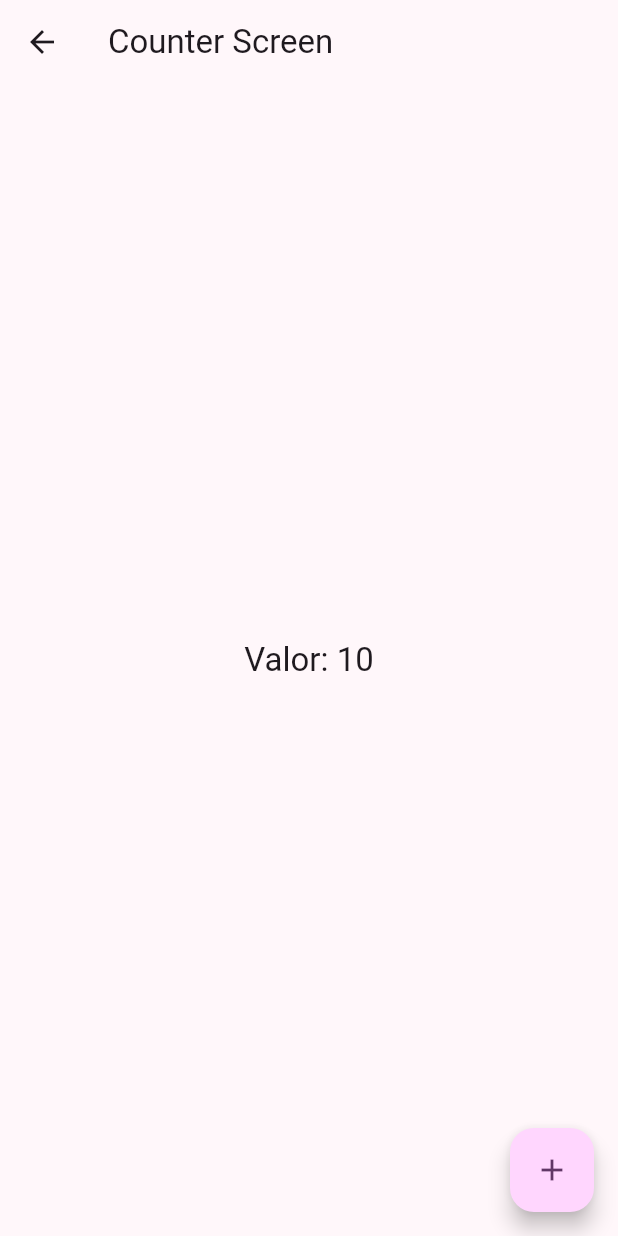
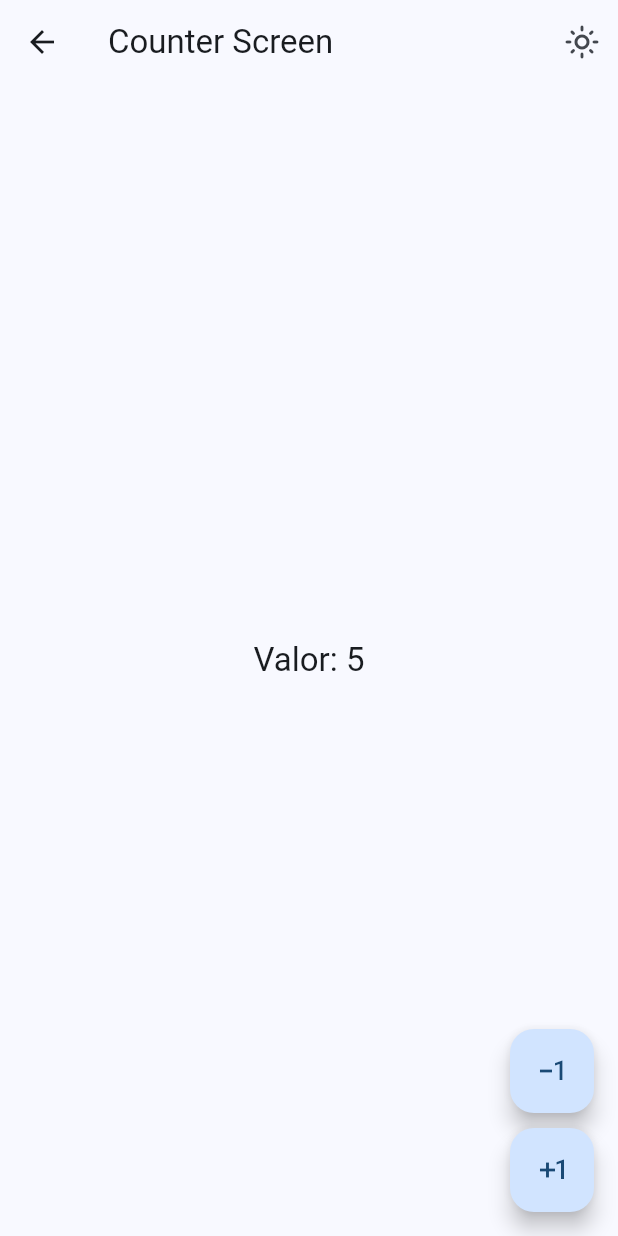
Before and after one commit to AgnosticSix/widgets_app, a Flutter app: the screen it shows after launch, after a tap on "Contador Riverpod", on a phone screen of 412 x 824 dp. Run offline on Flutter 3.47's test engine with Material 2 defaults, Android fonts, the phone set to English and light mode, and no system bars; our stand-ins replace animate_do, flutter_riverpod, go_router; network calls fail.

Commit message:
counter screen added and theme provider started

```diff
--- a/lib/config/menu/menu_items.dart
+++ b/lib/config/menu/menu_items.dart
@@ -23,4 +23,5 @@ const appMenuItems = <MenuItems>[
   MenuItems(title: 'Controles UI',subTitle: 'Una serie de controles de Flutter',url: '/ui-controls',icon: Icons.car_rental_outlined,),
   MenuItems(title: 'Introducción a la aplicación',subTitle: 'Tutorial Introductorio',url: '/tutorial',icon: Icons.accessibility_rounded,),
   MenuItems(title: 'InfiniteScroll y Pull',subTitle: 'Listas infinitas y pull to refresh',url: '/infinite',icon: Icons.list_alt_rounded,),
+  MenuItems(title: 'Cambiar tema',subTitle: 'Cambiar de tema de la aplicación',url: '/theme-changer',icon: Icons.color_lens_outlined,),
 ];
--- a/lib/config/router/app_router.dart
+++ b/lib/config/router/app_router.dart
@@ -16,5 +16,6 @@ final appRouter = GoRouter(
     GoRoute(name: UiControlsScreen.name, path: '/ui-controls', builder: (context, state) => const UiControlsScreen(),),
     GoRoute(name: AppTutorialScreen.name, path: '/tutorial', builder: (context, state) => const AppTutorialScreen(),),
     GoRoute(name: InfiniteScrollScreen.name, path: '/infinite', builder: (context, state) => const InfiniteScrollScreen(),),
+    GoRoute(name: ThemeChangerScreen.name, path: '/theme-changer', builder: (context, state) => const ThemeChangerScreen(),),
   ],
 );
--- a/lib/config/theme/app_theme.dart
+++ b/lib/config/theme/app_theme.dart
@@ -14,15 +14,18 @@ const colorList = <Color>[
 
 class AppTheme {
   final int selectedColor;
+  final bool isDarkMode;
 
   AppTheme({
-    this.selectedColor = 0
+    this.selectedColor = 0,
+    this.isDarkMode = false
   }): assert(selectedColor >= 0, 'Selected color must be greater than 0'),
       assert(selectedColor < colorList.length,
         'Selected color must be less or equal than ${colorList.length - 1}');
 
   ThemeData getTheme() => ThemeData(
     useMaterial3: true,
+    brightness: isDarkMode ? Brightness.dark : Brightness.light,
     colorSchemeSeed: colorList[selectedColor],
     appBarTheme: AppBarTheme(
       centerTitle: false,
--- a/lib/main.dart
+++ b/lib/main.dart
@@ -1,20 +1,28 @@
 import 'package:flutter/material.dart';
+import 'package:flutter_riverpod/flutter_riverpod.dart';
 import 'package:widgets_app/config/router/app_router.dart';
 import 'package:widgets_app/config/theme/app_theme.dart';
+import 'package:widgets_app/presentation/providers/theme_provider.dart';
 
 void main() {
-  runApp(const MainApp());
+  runApp(
+    const ProviderScope(
+      child: MainApp()
+    )
+  );
 }
 
-class MainApp extends StatelessWidget {
+class MainApp extends ConsumerWidget {
   const MainApp({super.key});
 
   @override
-  Widget build(BuildContext context) {
+  Widget build(BuildContext context, ref) {
+    final isDarkMode = ref.watch(isDarkModeProvider);
+    final color = ref.watch(selectedColorProvider);
     return  MaterialApp.router(
       title: 'Flutter Widgets',
       debugShowCheckedModeBanner: false,
-      theme: AppTheme(selectedColor: 4).getTheme(),
+      theme: AppTheme(selectedColor: color, isDarkMode: isDarkMode).getTheme(),
       routerConfig: appRouter,
     );
   }
--- /dev/null
+++ b/lib/presentation/providers/counter_provider.dart
@@ -0,0 +1,3 @@
+import 'package:flutter_riverpod/flutter_riverpod.dart';
+
+final counterProvider = StateProvider((ref) => 5);
--- /dev/null
+++ b/lib/presentation/providers/theme_provider.dart
@@ -0,0 +1,8 @@
+import 'package:flutter_riverpod/flutter_riverpod.dart';
+import 'package:widgets_app/config/theme/app_theme.dart';
+
+final colorListProvider = Provider((ref) => colorList);
+
+final isDarkModeProvider = StateProvider((ref) => false);
+
+final selectedColorProvider = StateProvider((ref) => 0);
--- a/lib/presentation/screens/counter/counter_screen.dart
+++ b/lib/presentation/screens/counter/counter_screen.dart
@@ -1,21 +1,56 @@
 import 'package:flutter/material.dart';
+import 'package:flutter_riverpod/flutter_riverpod.dart';
+import 'package:widgets_app/presentation/providers/counter_provider.dart';
+import 'package:widgets_app/presentation/providers/theme_provider.dart';
 
-class CounterScreen extends StatelessWidget {
+class CounterScreen extends ConsumerWidget {
   static const name = 'counter_screen';
   const CounterScreen({Key? key}) : super(key: key);
 
   @override
-  Widget build(BuildContext context) {
+  Widget build(BuildContext context, WidgetRef ref) {
+    final int clickCounter = ref.watch(counterProvider);
+    final isDarkMode = ref.watch(isDarkModeProvider);
+
     return Scaffold(
       appBar: AppBar(
         title: const Text('Counter Screen'),
+        actions: [
+          IconButton(
+            icon: Icon(isDarkMode
+                ? Icons.dark_mode_outlined
+                : Icons.light_mode_outlined),
+            onPressed: () {
+              ref
+                  .read(isDarkModeProvider.notifier)
+                  .update((isDarkMode) => !isDarkMode);
+            },
+          ),
+        ],
       ),
-      floatingActionButton: FloatingActionButton(
-        onPressed: () {},
-        child: const Icon(Icons.add),
+      floatingActionButton: Column(
+        mainAxisAlignment: MainAxisAlignment.end,
+        children: [
+          FloatingActionButton(
+            onPressed: () {
+              ref.read(counterProvider.notifier).state--;
+            },
+            child: const Icon(Icons.exposure_minus_1),
+          ),
+          SizedBox(height: 10),
+          FloatingActionButton(
+            onPressed: () {
+              ref.read(counterProvider.notifier).state++;
+            },
+            child: const Icon(Icons.exposure_plus_1),
+          ),
+        ],
       ),
       body: Center(
-        child: Text('Valor: 10', style: Theme.of(context).textTheme.titleLarge,),
+        child: Text(
+          'Valor: $clickCounter',
+          style: Theme.of(context).textTheme.titleLarge,
+        ),
       ),
     );
   }
--- a/lib/presentation/screens/screens.dart
+++ b/lib/presentation/screens/screens.dart
@@ -1,3 +1,4 @@
+
 export 'package:widgets_app/presentation/screens/animated/animated_screen.dart';
 export 'package:widgets_app/presentation/screens/app_tutorial/app_tutorial_screen.dart';
 export 'package:widgets_app/presentation/screens/buttons/buttons_screen.dart';
@@ -7,4 +8,5 @@ export 'package:widgets_app/presentation/screens/home/home_screen.dart';
 export 'package:widgets_app/presentation/screens/infinite_scroll/infinite_scroll_screen.dart';
 export 'package:widgets_app/presentation/screens/progress/progress_screen.dart';
 export 'package:widgets_app/presentation/screens/snackbar/snackbar_screen.dart';
+export 'package:widgets_app/presentation/screens/theme_changer/theme_changer_screen.dart';
 export 'package:widgets_app/presentation/screens/ui_controls/ui_controls_screen.dart';
```
Also changed, not shown: lib/presentation/screens/theme_changer/theme_changer_screen.dart (added, +54 -0 lines).
